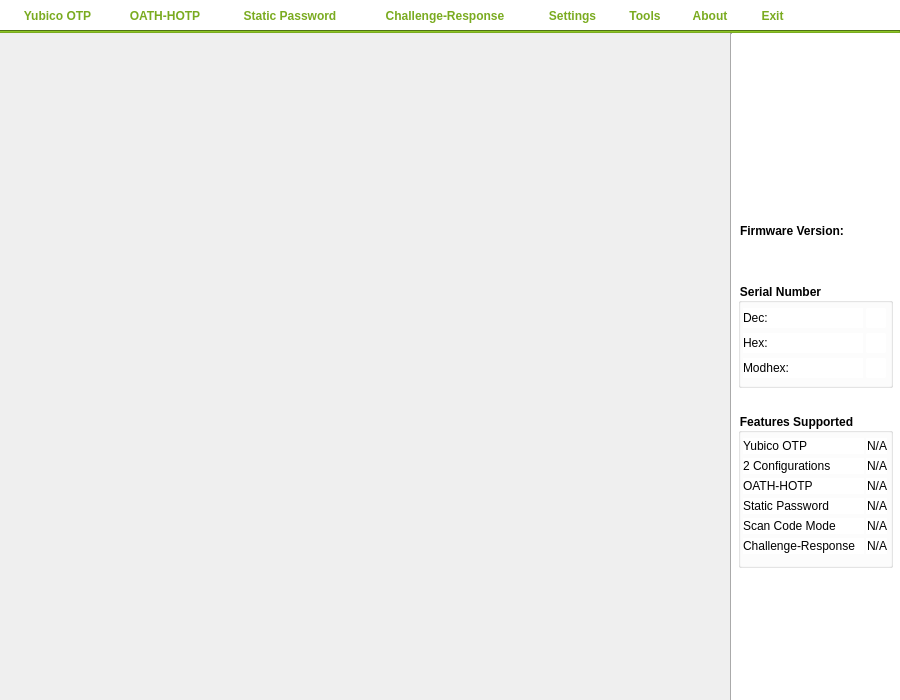
Qt form src/ui/mainwindow.ui (Yubico/yubikey-personalization-gui-dpkg) before a commit.
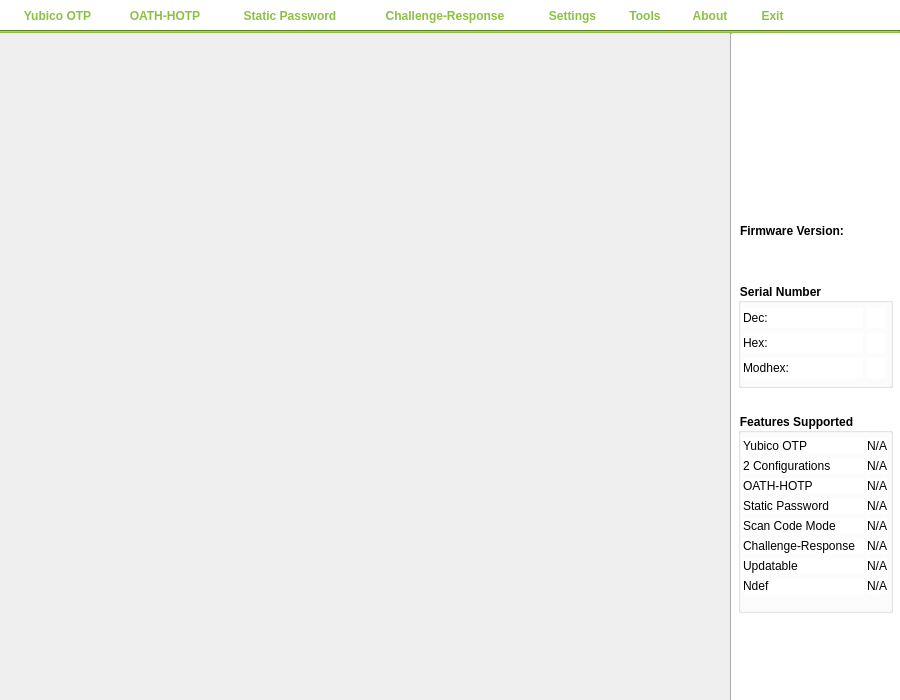
The same form after that commit. Icons and pictures are not drawn.

```diff
--- a/src/ui/mainwindow.ui
+++ b/src/ui/mainwindow.ui
@@ -180,7 +180,7 @@
        <x>8</x>
        <y>380</y>
        <width>155</width>
-       <height>155</height>
+       <height>200</height>
       </rect>
      </property>
      <property name="styleSheet">
@@ -429,6 +429,82 @@
        <string>Scan Code Mode</string>
       </property>
      </widget>
+     <widget class="QLabel" name="updatableSupportDescLbl">
+      <property name="geometry">
+       <rect>
+        <x>5</x>
+        <y>145</y>
+        <width>121</width>
+        <height>16</height>
+       </rect>
+      </property>
+      <property name="styleSheet">
+       <string notr="true">font-weight: normal;</string>
+      </property>
+      <property name="lineWidth">
+       <number>2</number>
+      </property>
+      <property name="text">
+       <string>Updatable</string>
+      </property>
+     </widget>
+     <widget class="QLabel" name="updatableSupportLbl">
+      <property name="geometry">
+       <rect>
+        <x>128</x>
+        <y>145</y>
+        <width>21</width>
+        <height>16</height>
+       </rect>
+      </property>
+      <property name="styleSheet">
+       <string notr="true">font-weight: normal;</string>
+      </property>
+      <property name="text">
+       <string>N/A</string>
+      </property>
+      <property name="alignment">
+       <set>Qt::AlignRight|Qt::AlignTrailing|Qt::AlignVCenter</set>
+      </property>
+     </widget>
+     <widget class="QLabel" name="ndefSupportDescLbl">
+      <property name="geometry">
+       <rect>
+        <x>5</x>
+        <y>165</y>
+        <width>121</width>
+        <height>16</height>
+       </rect>
+      </property>
+      <property name="styleSheet">
+       <string notr="true">font-weight: normal;</string>
+      </property>
+      <property name="lineWidth">
+       <number>2</number>
+      </property>
+      <property name="text">
+       <string>Ndef </string>
+      </property>
+     </widget>
+     <widget class="QLabel" name="ndefSupportLbl">
+      <property name="geometry">
+       <rect>
+        <x>128</x>
+        <y>165</y>
+        <width>21</width>
+        <height>16</height>
+       </rect>
+      </property>
+      <property name="styleSheet">
+       <string notr="true">font-weight: normal;</string>
+      </property>
+      <property name="text">
+       <string>N/A</string>
+      </property>
+      <property name="alignment">
+       <set>Qt::AlignRight|Qt::AlignTrailing|Qt::AlignVCenter</set>
+      </property>
+     </widget>
     </widget>
     <widget class="QLabel" name="logoImg">
      <property name="geometry">
@@ -757,7 +833,7 @@
      <bool>false</bool>
     </property>
     <property name="styleSheet">
-     <string notr="true">background-color: rgb(122, 171, 32);</string>
+     <string notr="true">background-color: rgb(140, 192, 65);</string>
     </property>
     <property name="frameShadow">
      <enum>QFrame::Sunken</enum>
@@ -787,9 +863,9 @@
     <property name="styleSheet">
      <string notr="true">font: 13px &quot;Verdana&quot;;
 font-weight: bold;
-color: rgb(122, 171, 32);
+color: rgb(140, 192, 65);
 background-color: rgb(255, 255, 255);
-border-color: rgb(122, 171, 32);
+border-color: rgb(140, 192, 65);
 selection-color: rgb(0, 0, 0);</string>
     </property>
     <widget class="QPushButton" name="otpMenuBtn">
```
Left out of the diff: 12 changed lines with no effect on the pictures.
